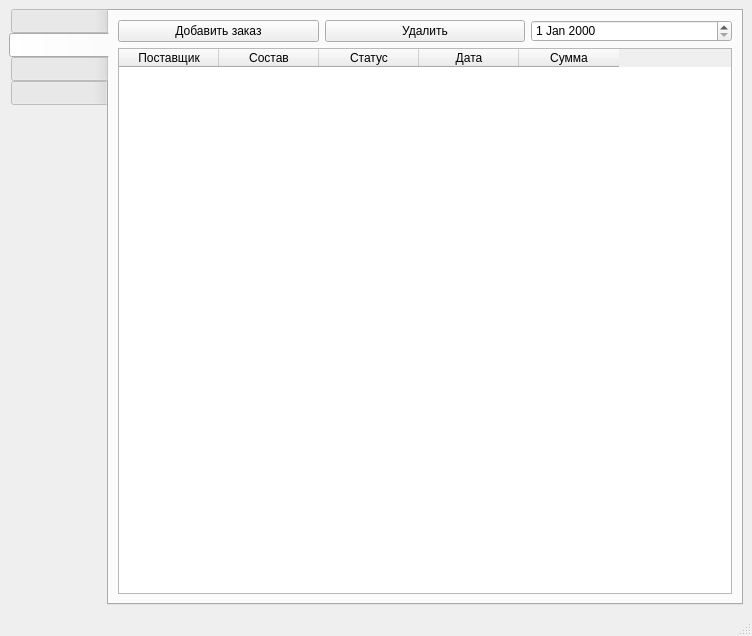
Qt form main_window.ui (joparino/AccountingSystem) before a commit.
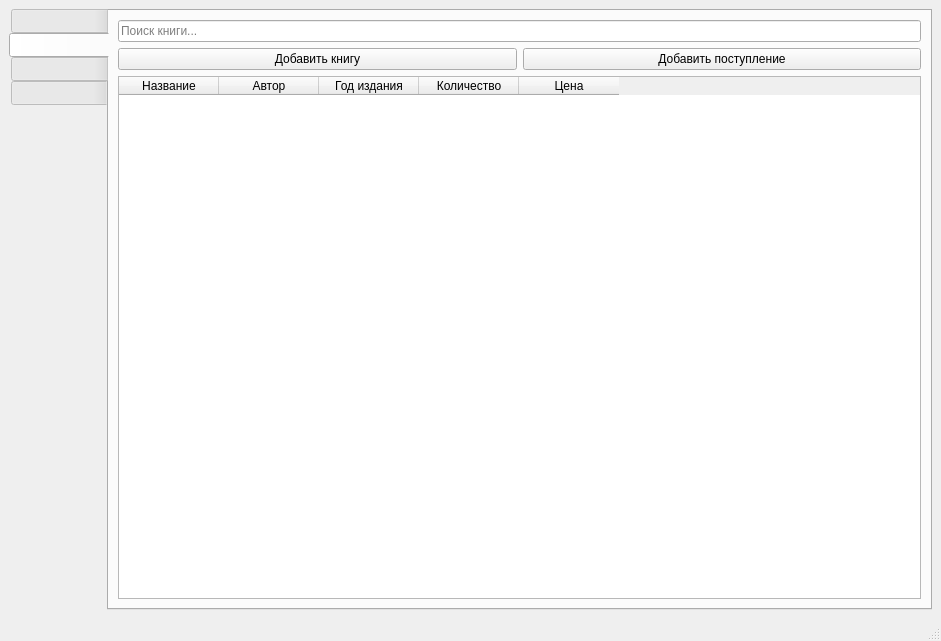
The same form after that commit. Icons and pictures are not drawn.

```diff
--- a/main_window.ui
+++ b/main_window.ui
@@ -6,8 +6,8 @@
    <rect>
     <x>0</x>
     <y>0</y>
-    <width>752</width>
-    <height>636</height>
+    <width>941</width>
+    <height>641</height>
    </rect>
   </property>
   <property name="windowTitle">
@@ -189,14 +189,14 @@
         <string/>
        </attribute>
        <layout class="QGridLayout" name="gridLayout_3">
-        <item row="0" column="0">
+        <item row="1" column="0">
          <layout class="QHBoxLayout" name="horizontalLayout_2">
           <item>
            <layout class="QVBoxLayout" name="verticalLayout_6">
             <item>
              <widget class="QPushButton" name="pushButton_3">
               <property name="text">
-               <string>Добавить заказ</string>
+               <string>Добавить книгу</string>
               </property>
              </widget>
             </item>
@@ -207,54 +207,58 @@
             <item>
              <widget class="QPushButton" name="pushButton_4">
               <property name="text">
-               <string>Удалить</string>
+               <string>Добавить поступление</string>
               </property>
              </widget>
             </item>
            </layout>
           </item>
-          <item>
-           <layout class="QVBoxLayout" name="verticalLayout_8">
-            <item>
-             <widget class="QDateEdit" name="dateEdit_2"/>
-            </item>
-           </layout>
-          </item>
          </layout>
         </item>
-        <item row="1" column="0">
+        <item row="2" column="0">
          <layout class="QVBoxLayout" name="verticalLayout_5">
           <item>
            <widget class="QTableWidget" name="tableWidget_2">
             <column>
              <property name="text">
-              <string>Поставщик</string>
+              <string>Название</string>
              </property>
             </column>
             <column>
              <property name="text">
-              <string>Состав</string>
+              <string>Автор</string>
              </property>
             </column>
             <column>
              <property name="text">
-              <string>Статус</string>
+              <string>Год издания</string>
              </property>
             </column>
             <column>
              <property name="text">
-              <string>Дата</string>
+              <string>Количество</string>
              </property>
             </column>
             <column>
              <property name="text">
-              <string>Сумма</string>
+              <string>Цена</string>
              </property>
             </column>
            </widget>
           </item>
          </layout>
         </item>
+        <item row="0" column="0">
+         <layout class="QHBoxLayout" name="horizontalLayout_3">
+          <item>
+           <widget class="QLineEdit" name="lineEdit_2">
+            <property name="placeholderText">
+             <string>Поиск книги...</string>
+            </property>
+           </widget>
+          </item>
+         </layout>
+        </item>
        </layout>
       </widget>
       <widget class="QWidget" name="tab_5">
```
Left out of the diff: 21 changed lines with no effect on the pictures.
